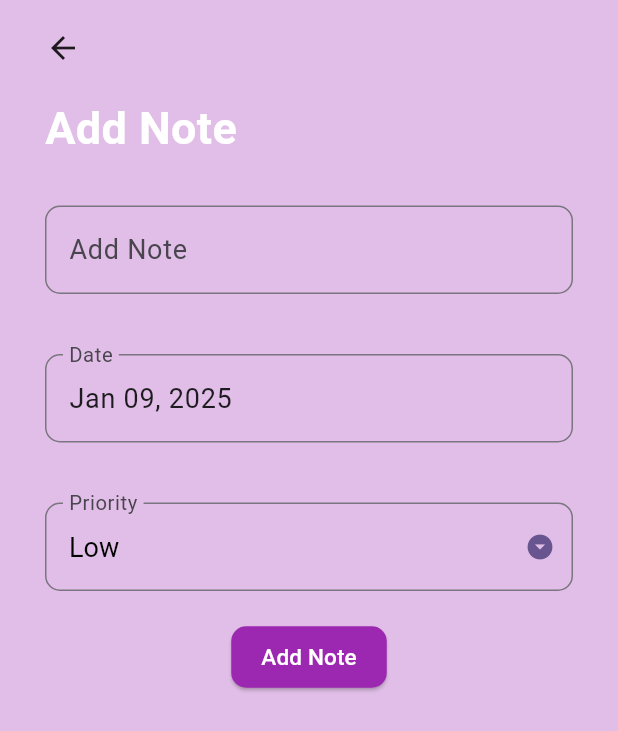
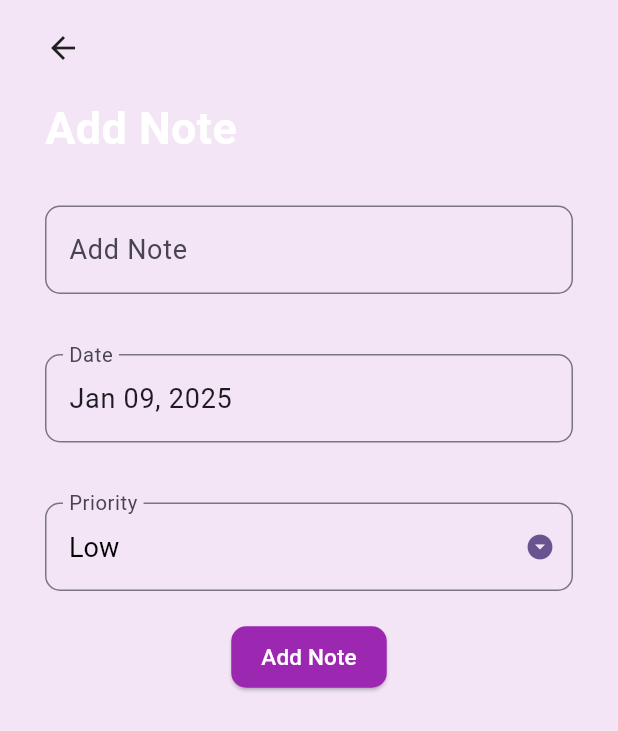
Before and after one commit to anjumArnab/Todo-App, a Flutter app: the screen it shows after launch, after a tap on the "add" icon, on a phone screen of 412 x 824 dp. Shown: the top 731 px of the screen. Run offline on Flutter 3.47's test engine with Material 3 defaults, Android fonts, the phone set to English and light mode, and no system bars; our stand-ins replace sqflite; accounts and stored records are empty.

Commit message:
added search functionality to HomeScreen()

```diff
--- a/lib/database/database.dart
+++ b/lib/database/database.dart
@@ -42,6 +42,15 @@ class DatabaseHelper {
     return result;
   }
 
+   Future<List<Map<String, dynamic>>> searchItems(String keyword) async {
+    Database? db = await this.db;
+    return await db!.query(
+      'items',
+      where: 'name LIKE ?',
+      whereArgs: ['%$keyword%'],
+    );
+  }
+
   Future<List<Note>> getNoteList() async {
     final List<Map<String, dynamic>> noteMapList = await getNoteMapList();
     final List<Note> noteList = [];
--- a/lib/screens/add_note_screen.dart
+++ b/lib/screens/add_note_screen.dart
@@ -3,13 +3,12 @@ import 'package:dbapp/models/note_model.dart';
 import 'package:flutter/material.dart';
 import 'package:intl/intl.dart';
 import 'package:dbapp/screens/home_screen.dart';
-import 'package:sqflite/sqflite.dart';
 
 class AddNoteScreen extends StatefulWidget {
   final Note? note;
   final Function? updateNoteList;
 
-  AddNoteScreen({this.note, this.updateNoteList});
+  const AddNoteScreen({super.key, this.note, this.updateNoteList});
 
   @override
   State<AddNoteScreen> createState() => _AddNoteScreenState();
@@ -22,7 +21,7 @@ class _AddNoteScreenState extends State<AddNoteScreen> {
   String btnText = "Add Note";
   String titleText = "Add Note";
 
-  TextEditingController _dateController = TextEditingController();
+  final TextEditingController _dateController = TextEditingController();
   DateTime _date = DateTime.now();
   final DateFormat _dateFormatter = DateFormat('MMM dd, yyyy');
   final List<String> _priorities = ["Low", "Medium", "High"];
@@ -80,7 +79,7 @@ class _AddNoteScreenState extends State<AddNoteScreen> {
         Navigator.push(
           context,
           MaterialPageRoute(
-            builder: (_) => HomeScreen(),
+            builder: (_) => const HomeScreen(),
           ),
         );
       } else {
@@ -90,7 +89,7 @@ class _AddNoteScreenState extends State<AddNoteScreen> {
         Navigator.push(
           context,
           MaterialPageRoute(
-            builder: (_) => HomeScreen(),
+            builder: (_) => const HomeScreen(),
           ),
         );
       }
@@ -103,7 +102,7 @@ class _AddNoteScreenState extends State<AddNoteScreen> {
     Navigator.push(
       context,
       MaterialPageRoute(
-        builder: (_) => HomeScreen(),
+        builder: (_) => const HomeScreen(),
       ),
     );
     widget.updateNoteList!();
@@ -112,12 +111,13 @@ class _AddNoteScreenState extends State<AddNoteScreen> {
   @override
   Widget build(BuildContext context) {
     return Scaffold(
-      backgroundColor: Colors.purple.shade100,
+      backgroundColor: Colors.purple.shade50,
       body: GestureDetector(
         onTap: () => FocusScope.of(context).unfocus(),
         child: SingleChildScrollView(
           child: Container(
-            padding: EdgeInsets.symmetric(horizontal: 30.0, vertical: 20.0),
+            padding:
+                const EdgeInsets.symmetric(horizontal: 30.0, vertical: 20.0),
             child: Column(
               crossAxisAlignment: CrossAxisAlignment.start,
               children: [
@@ -125,23 +125,23 @@ class _AddNoteScreenState extends State<AddNoteScreen> {
                     onTap: () => Navigator.push(
                           context,
                           MaterialPageRoute(
-                            builder: (context) => HomeScreen(),
+                            builder: (context) => const HomeScreen(),
                           ),
                         ),
-                    child: Icon(
+                    child: const Icon(
                       Icons.arrow_back,
                     )),
-                SizedBox(
+                const SizedBox(
                   height: 20.0,
                 ),
                 Text(
                   titleText,
-                  style: TextStyle(
+                  style: const TextStyle(
                       color: Colors.white,
                       fontSize: 30.0,
                       fontWeight: FontWeight.bold),
                 ),
-                SizedBox(
+                const SizedBox(
                   height: 10.0,
                 ),
                 Form(
@@ -149,12 +149,12 @@ class _AddNoteScreenState extends State<AddNoteScreen> {
                   child: Column(
                     children: [
                       Padding(
-                        padding: EdgeInsets.symmetric(vertical: 20.0),
+                        padding: const EdgeInsets.symmetric(vertical: 20.0),
                         child: TextFormField(
-                          style: TextStyle(fontSize: 18.0),
+                          style: const TextStyle(fontSize: 18.0),
                           decoration: InputDecoration(
                             labelText: "Add Note",
-                            labelStyle: TextStyle(fontSize: 18.0),
+                            labelStyle: const TextStyle(fontSize: 18.0),
                             border: OutlineInputBorder(
                               borderRadius: BorderRadius.circular(10.0),
                             ),
@@ -167,15 +167,15 @@ class _AddNoteScreenState extends State<AddNoteScreen> {
                         ),
                       ),
                       Padding(
-                        padding: EdgeInsets.symmetric(vertical: 20.0),
+                        padding: const EdgeInsets.symmetric(vertical: 20.0),
                         child: TextFormField(
                           readOnly: true,
                           onTap: _handleDatePicker,
                           controller: _dateController,
-                          style: TextStyle(fontSize: 18.0),
+                          style: const TextStyle(fontSize: 18.0),
                           decoration: InputDecoration(
                             labelText: "Date",
-                            labelStyle: TextStyle(fontSize: 18.0),
+                            labelStyle: const TextStyle(fontSize: 18.0),
                             border: OutlineInputBorder(
                               borderRadius: BorderRadius.circular(10.0),
                             ),
@@ -183,10 +183,10 @@ class _AddNoteScreenState extends State<AddNoteScreen> {
                         ),
                       ),
                       Padding(
-                        padding: EdgeInsets.symmetric(vertical: 20.0),
+                        padding: const EdgeInsets.symmetric(vertical: 20.0),
                         child: DropdownButtonFormField(
                             isDense: true,
-                            icon: Icon(Icons.arrow_drop_down_circle),
+                            icon: const Icon(Icons.arrow_drop_down_circle),
                             iconSize: 20.0,
                             iconEnabledColor: Theme.of(context).primaryColor,
                             //onChanged: (){},
@@ -195,17 +195,17 @@ class _AddNoteScreenState extends State<AddNoteScreen> {
                                 value: priority,
                                 child: Text(
                                   priority,
-                                  style: TextStyle(
+                                  style: const TextStyle(
                                     color: Colors.black,
                                     fontSize: 18.0,
                                   ),
                                 ),
                               );
                             }).toList(),
-                            style: TextStyle(fontSize: 18.0),
+                            style: const TextStyle(fontSize: 18.0),
                             decoration: InputDecoration(
                               labelText: "Priority",
-                              labelStyle: TextStyle(fontSize: 18.0),
+                              labelStyle: const TextStyle(fontSize: 18.0),
                               border: OutlineInputBorder(
                                 borderRadius: BorderRadius.circular(10.0),
                               ),
@@ -225,7 +225,7 @@ class _AddNoteScreenState extends State<AddNoteScreen> {
                         style: ElevatedButton.styleFrom(
                           backgroundColor: Colors.purple,
                           foregroundColor: Colors.white,
-                          padding: EdgeInsets.symmetric(
+                          padding: const EdgeInsets.symmetric(
                               horizontal: 20.0, vertical: 10.0),
                           shape: RoundedRectangleBorder(
                             borderRadius: BorderRadius.circular(10.0),
@@ -233,7 +233,7 @@ class _AddNoteScreenState extends State<AddNoteScreen> {
                         ),
                         child: Text(
                           btnText,
-                          style: TextStyle(
+                          style: const TextStyle(
                             fontSize: 15.0,
                           ),
                         ),
@@ -244,7 +244,7 @@ class _AddNoteScreenState extends State<AddNoteScreen> {
                               style: ElevatedButton.styleFrom(
                                 backgroundColor: Colors.purple,
                                 foregroundColor: Colors.white,
-                                padding: EdgeInsets.symmetric(
+                                padding: const EdgeInsets.symmetric(
                                     horizontal: 20.0, vertical: 10.0),
                                 shape: RoundedRectangleBorder(
                                   borderRadius: BorderRadius.circular(10.0),
@@ -252,12 +252,12 @@ class _AddNoteScreenState extends State<AddNoteScreen> {
                               ),
                               child: Text(
                                 btnText,
-                                style: TextStyle(
+                                style: const TextStyle(
                                   fontSize: 15.0,
                                 ),
                               ),
                             )
-                          : SizedBox.shrink(),
+                          : const SizedBox.shrink(),
                     ],
                   ),
                 )
--- a/lib/screens/home_screen.dart
+++ b/lib/screens/home_screen.dart
@@ -3,7 +3,6 @@ import 'package:dbapp/models/note_model.dart';
 import 'package:dbapp/screens/add_note_screen.dart';
 import 'package:flutter/material.dart';
 import 'package:intl/intl.dart';
-import 'package:sqflite/sqflite.dart';
 
 class HomeScreen extends StatefulWidget {
   const HomeScreen({super.key});
@@ -15,11 +14,20 @@ class HomeScreen extends StatefulWidget {
 class _HomeScreenState extends State<HomeScreen> {
   late Future<List<Note>> _noteList;
   final DateFormat _dateFormatter = DateFormat("MMM dd, yyyy");
-  DatabaseHelper _databaseHelper = DatabaseHelper.instance;
+  final DatabaseHelper _databaseHelper = DatabaseHelper.instance;
 
   _updateNoteList() {
     setState(() {
       _noteList = DatabaseHelper.instance.getNoteList();
+    });
+  }
+
+  List<Map<String, dynamic>> _results = [];
+
+  Future<void> _search(String keyword) async {
+    final results = await _databaseHelper.searchItems(keyword);
+    setState(() {
+      _results = results;
     });
   }
 
@@ -54,7 +62,7 @@ class _HomeScreenState extends State<HomeScreen> {
                 note.status = value! ? 1 : 0;
                 DatabaseHelper.instance.updateNote(note);
                 Navigator.push(
-                    context, MaterialPageRoute(builder: (_) => HomeScreen()));
+                    context, MaterialPageRoute(builder: (_) => const HomeScreen()));
               },
             ),
             onTap: () => Navigator.push(
@@ -85,27 +93,50 @@ class _HomeScreenState extends State<HomeScreen> {
 
   @override
   Widget build(BuildContext context) {
+    final _searchController = TextEditingController();
     return Scaffold(
+      backgroundColor: Colors.purple.shade50,
+      appBar: AppBar(
         backgroundColor: Colors.purple.shade100,
-      appBar: AppBar(
-        backgroundColor: Colors.purple.shade200,
         title: const Text("T O D O  L I S T"),
         centerTitle: true,
       ),
-      body: FutureBuilder<List<Note>>(
+      body: Column(
+        children: [
+          const SizedBox(height: 20),
+          Padding(
+            padding: const EdgeInsets.symmetric(horizontal: 50.0, vertical: 20.0),
+            child: TextField(
+              controller: _searchController,
+              decoration: InputDecoration(
+                labelText: "Search",
+                labelStyle: const TextStyle(fontSize: 18.0),
+                suffixIcon: IconButton(
+                  icon: const Icon(Icons.search),
+                  onPressed: () {
+                    _search(_searchController.text);
+                  },
+                ),
+                border: OutlineInputBorder(
+                  borderRadius: BorderRadius.circular(10.0),
+                ),
+              ),
+            ),
+          ),
+          FutureBuilder<List<Note>>(
             future: _noteList,
             builder: (context, AsyncSnapshot<List<Note>> snapshot) {
               if (snapshot.connectionState == ConnectionState.waiting) {
-            return Center(child: CircularProgressIndicator());
+                return const Center(child: CircularProgressIndicator());
               } else if (snapshot.hasError) {
-            return Center(
+                return const Center(
                   child: Text(
                     "Empty Todo List!",
                     style: TextStyle(fontSize: 20.0),
                   ),
                 );
               } else if (!snapshot.hasData || snapshot.data!.isEmpty) {
-            return Center(
+                return const Center(
                   child: Text("No notes available. Add a note to get started.",
                       style: TextStyle(fontSize: 20.0)),
                 );
@@ -125,7 +156,7 @@ class _HomeScreenState extends State<HomeScreen> {
                       child: Column(
                         crossAxisAlignment: CrossAxisAlignment.start,
                         children: [
-                      Text(
+                          const Text(
                             "My Notes",
                             style: TextStyle(
                                 color: Colors.white,
@@ -135,7 +166,7 @@ class _HomeScreenState extends State<HomeScreen> {
                           const SizedBox(height: 10.0),
                           Text(
                             '$completeNoteCount of ${snapshot.data!.length}',
-                        style: TextStyle(
+                            style: const TextStyle(
                                 color: Colors.white,
                                 fontSize: 15.0,
                                 fontWeight: FontWeight.bold),
@@ -149,9 +180,11 @@ class _HomeScreenState extends State<HomeScreen> {
               );
             },
           ),
+        ],
+      ),
       floatingActionButton: ClipOval(
         child: FloatingActionButton(
-          backgroundColor: Colors.purple.shade300,
+          backgroundColor: Colors.purple.shade100,
           onPressed: () {
             Navigator.push(
               context,
```
Also changed, not shown: pubspec.yaml (+2 -67 lines). Lines whose indentation alone changed are shown as unchanged.
